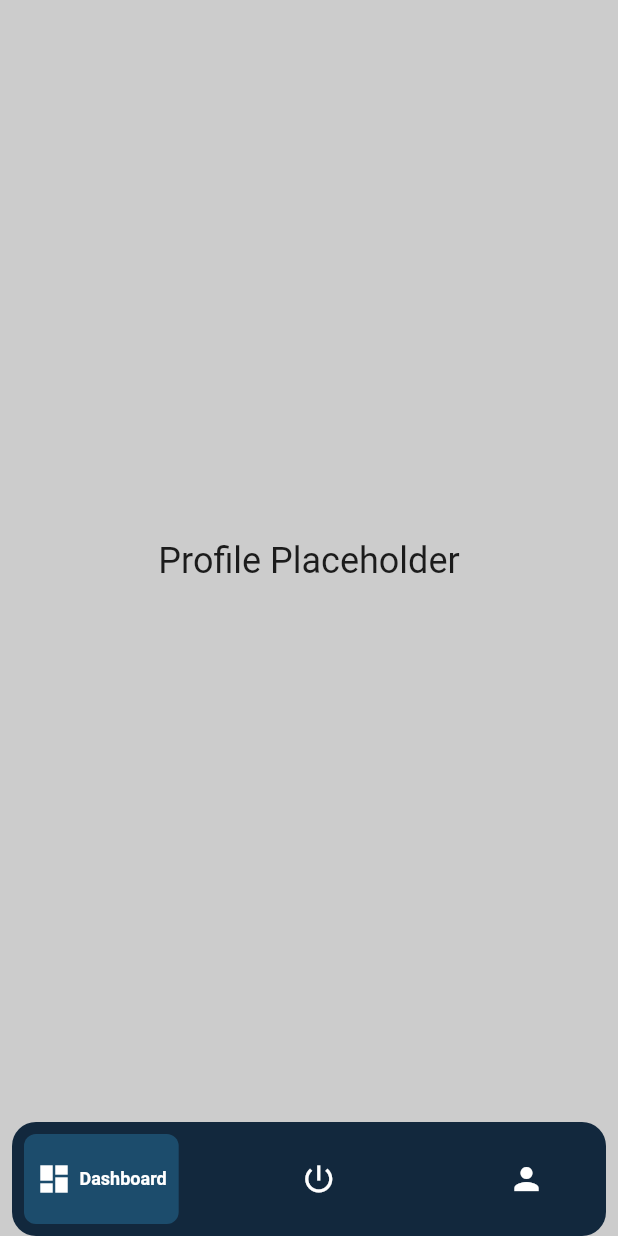
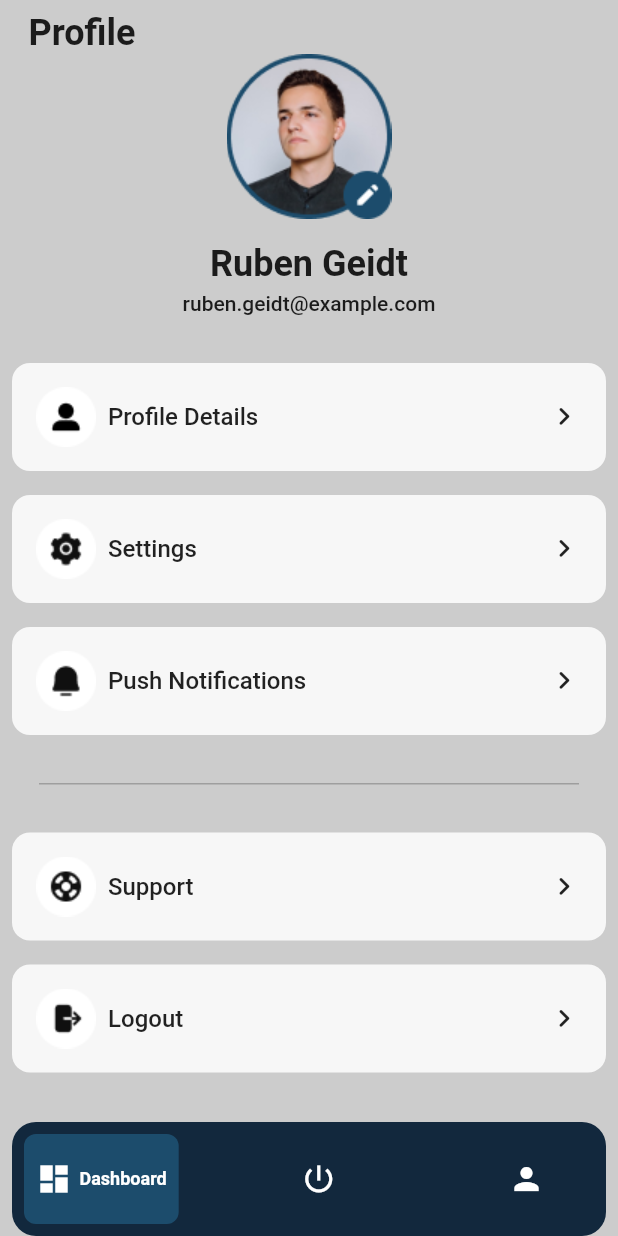
Before and after one commit to laugramaglia/flutter-challenge, a Flutter app: the screen it shows after launch, swiped to page 3, on a phone screen of 412 x 824 dp. Run offline on Flutter 3.47's test engine with Material 2 defaults, Android fonts, the phone set to English and light mode, and no system bars; our stand-ins replace dio; network calls fail.

Commit message:
Profile page created

```diff
--- a/lib/features/presentation/ui/pages/profile_page.dart
+++ b/lib/features/presentation/ui/pages/profile_page.dart
@@ -1,13 +1,123 @@
 import 'package:flutter/material.dart';
+import 'package:flutter_challange/config/theme/icons/app_icons_icons.dart';
+
+const profileLabel = "Profile";
+const profileName = "Ruben Geidt";
+const profileEmail = "ruben.geidt@example.com";
+const profileDetails = "Profile Details";
+const profileSettings = "Settings";
+const profilePush = "Push Notifications";
+const profileSupport = "Support";
+const profileLogout = "Logout";
 
 class ProfileView extends StatelessWidget {
   const ProfileView({super.key});
   @override
   Widget build(BuildContext context) {
-    return const Center(
-      child: Text(
-        'Profile Placeholder',
-        style: TextStyle(fontSize: 24),
+    return Padding(
+      padding: const EdgeInsets.only(top: 8.0, left: 8.0, right: 8.0),
+      child: Column(
+        children: [
+          const Align(
+            alignment: Alignment.topLeft,
+            child: Padding(
+              padding: EdgeInsets.only(left: 11.0),
+              child: Text(
+                profileLabel,
+                style: TextStyle(fontSize: 24, fontWeight: FontWeight.w600),
+              ),
+            ),
+          ),
+          Image.asset('assets/images/profile.png'),
+          const SizedBox(height: 16),
+          const Text(
+            profileName,
+            style: TextStyle(fontSize: 24, fontWeight: FontWeight.w600),
+          ),
+          const SizedBox(height: 4),
+          const Text(
+            profileEmail,
+            style: TextStyle(fontSize: 14, fontWeight: FontWeight.w500),
+          ),
+          const SizedBox(height: 16),
+          _profileItem(
+            profileDetails,
+            context,
+            'assets/images/profile_icon.png',
+          ),
+          _profileItem(
+            profileSettings,
+            context,
+            'assets/images/scr.png',
+          ),
+          _profileItem(
+            profilePush,
+            context,
+            'assets/images/bell.png',
+          ),
+          const SizedBox(height: 32),
+          Padding(
+            padding: const EdgeInsets.only(left: 18.0, right: 18.0),
+            child: Container(
+              width: MediaQuery.of(context).size.width,
+              height: 1,
+              color: Colors.grey,
+            ),
+          ),
+          const SizedBox(height: 16),
+          _profileItem(
+            profileSupport,
+            context,
+            'assets/images/ball.png',
+          ),
+          _profileItem(
+            profileLogout,
+            context,
+            'assets/images/logout.png',
+          ),
+        ],
+      ),
+    );
+  }
+
+  Padding _profileItem(String text, BuildContext context, String imageAsset) {
+    return Padding(
+      padding: const EdgeInsets.only(top: 16),
+      child: Container(
+        decoration: BoxDecoration(
+          borderRadius: BorderRadius.circular(12),
+          color: const Color(0xFFF7F7F7),
+        ),
+        width: MediaQuery.of(context).size.width,
+        child: Padding(
+          padding: const EdgeInsets.all(8.0),
+          child: Row(
+            mainAxisAlignment: MainAxisAlignment.spaceBetween,
+            children: [
+              Row(
+                children: [
+                  Padding(
+                      padding: const EdgeInsets.all(8.0),
+                      child: Image.asset(imageAsset)),
+                  Text(
+                    text,
+                    style: const TextStyle(
+                        fontSize: 16, fontWeight: FontWeight.w500),
+                  ),
+                ],
+              ),
+              const Align(
+                alignment: Alignment.centerRight,
+                child: Padding(
+                  padding: EdgeInsets.all(8.0),
+                  child: Icon(
+                    AppIcons.round_chevron_right,
+                  ),
+                ),
+              ),
+            ],
+          ),
+        ),
       ),
     );
   }
--- a/pubspec.yaml
+++ b/pubspec.yaml
@@ -6,7 +6,7 @@ publish_to: "none"
 version: 1.0.0+1
 
 environment:
-  sdk: ">=3.1.3 <4.0.0"
+  sdk: ">=3.0.6 <4.0.0"
 
 dependencies:
   flutter:
@@ -29,6 +29,7 @@ flutter:
 
   assets:
       - assets/icons/
+      - assets/images/
 
   fonts:
     - family: AppIcons
```
Also changed, not shown: assets/images/ball.png (added), assets/images/bell.png (added), assets/images/logout.png (added), assets/images/profile.png (added), assets/images/profile_icon.png (added), assets/images/scr.png (added), pubspec.lock.
